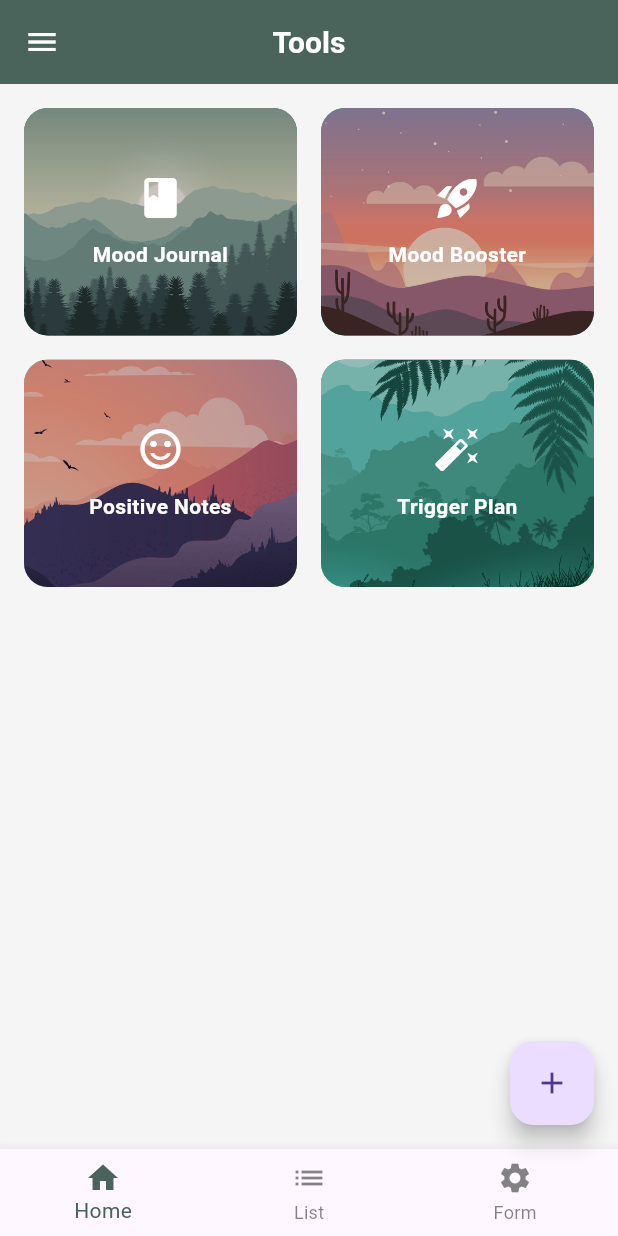
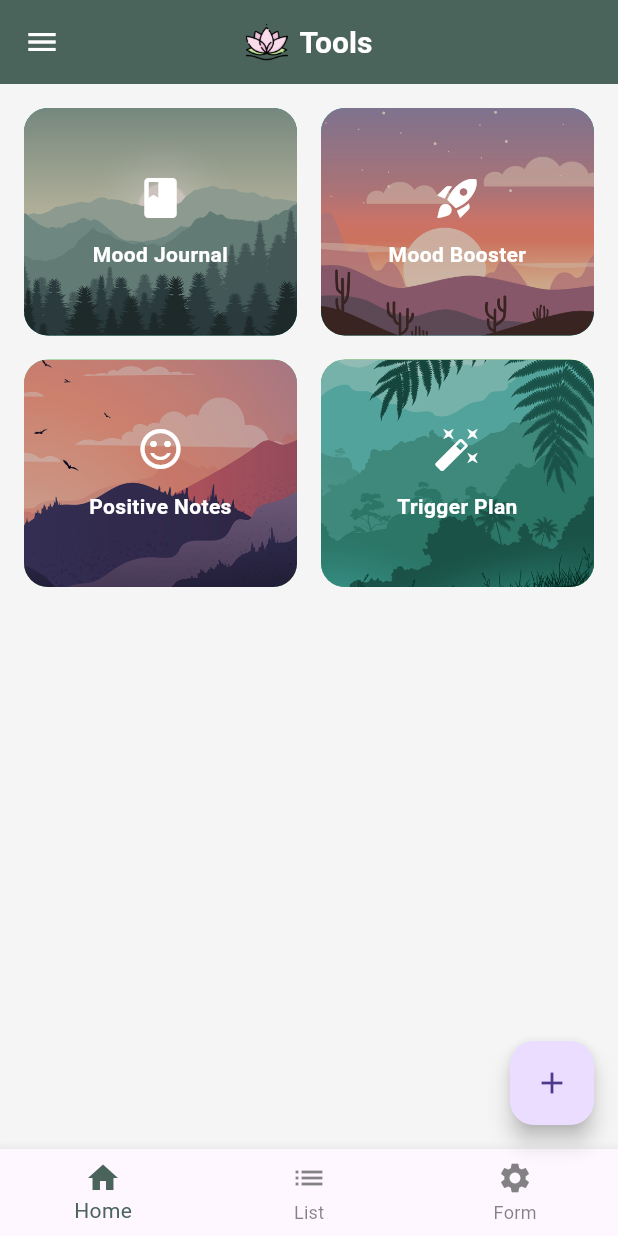
Before and after one commit to J0N4SrR/BRADEMO-PROJETO-BIMESTRAL, a Flutter app: the screen it shows after launch, after a tap on "Entrar", on a phone screen of 412 x 824 dp. Run offline on Flutter 3.47's test engine with Material 3 defaults, Android fonts, the phone set to English and light mode, and no system bars; our stand-ins replace flutter_svg; Roboto replaces fonts that are missing (Alegreya).

Commit message:
criação de passagem de parâmetros entre rotas

```diff
--- a/lib/screens/home_screen.dart
+++ /dev/null
@@ -1,18 +0,0 @@
-import 'package:flutter/material.dart';
-import 'package:projeto_bimestral/theme/app_theme.dart';
-import 'package:projeto_bimestral/screens/welcome_screen.dart';
-
-void main() => runApp(const MyApp());
-
-class MyApp extends StatelessWidget {
-  const MyApp({super.key});
-  @override
-  Widget build(BuildContext context) {
-    return MaterialApp(
-      title: 'Projeto Bimestral',
-      debugShowCheckedModeBanner: false,
-      theme: AppTheme.lightTheme,
-      home: const WelcomeScreen(),
-    );
-  }
-}
--- a/lib/screens/shell_screen.dart
+++ b/lib/screens/shell_screen.dart
@@ -9,9 +9,19 @@ class ShellScreen extends StatelessWidget {
   @override
   Widget build(BuildContext context) {
     final tools = ToolService.getTools();
+    final String? userName = ModalRoute.of(context)?.settings.arguments as String?;
 
     return Scaffold(
-      appBar: AppBar(title: const Text('Tools')),
+      appBar: AppBar(
+        title: Row(
+          mainAxisSize: MainAxisSize.min,
+          children: [
+            Image.asset('assets/images/lotus.png', height: 28),
+            const SizedBox(width: 8),
+            const Text('Tools'),
+          ],
+        ),
+      ),
       drawer: Drawer(
         child: ListView(
           padding: EdgeInsets.zero,
@@ -22,43 +32,38 @@ class ShellScreen extends StatelessWidget {
               ),
               child: Column(
                 crossAxisAlignment: CrossAxisAlignment.start,
-          children: const [
-            CircleAvatar(
+                children: [
+                  const CircleAvatar(
                     radius: 30,
                     backgroundImage: AssetImage('assets/images/user.png'),
                   ),
-            SizedBox(height: 12),
-            Text('Olá, Bem vindo!', style: TextStyle(color: Colors.white, fontSize: 18)),
+                  const SizedBox(height: 12),
+                  Text(
+                    'Olá, ${userName ?? 'Bem vindo'}! 🌷',
+                    style: const TextStyle(color: Colors.white, fontSize: 18),
+                  ),
                 ],
               ),
             ),
             ListTile(
               leading: const Icon(Icons.book),
               title: const Text('Mood Journal'),
-        onTap: () {
-          Navigator.pushNamed(context, Routes.moodJournal);
-        },
+              onTap: () => Navigator.pushNamed(context, Routes.moodJournal),
             ),
             ListTile(
               leading: const Icon(Icons.rocket_launch),
               title: const Text('Mood Booster'),
-        onTap: () {
-          Navigator.pushNamed(context, Routes.moodBooster);
-        },
+              onTap: () => Navigator.pushNamed(context, Routes.moodBooster),
             ),
             ListTile(
               leading: const Icon(Icons.sentiment_satisfied_alt),
               title: const Text('Positive Notes'),
-        onTap: () {
-          Navigator.pushNamed(context, Routes.positiveNotes);
-        },
+              onTap: () => Navigator.pushNamed(context, Routes.positiveNotes),
             ),
             ListTile(
               leading: const Icon(Icons.check_box),
               title: const Text('Trigger Plan'),
-        onTap: () {
-          Navigator.pushNamed(context, Routes.triggerPlan);
-        },
+              onTap: () => Navigator.pushNamed(context, Routes.triggerPlan),
             ),
             ListTile(
               leading: const Icon(Icons.grid_view),
@@ -68,7 +73,6 @@ class ShellScreen extends StatelessWidget {
                 Navigator.pushNamed(context, Routes.grid);
               },
             ),
-
             ListTile(
               leading: const Icon(Icons.list),
               title: const Text('Lista de Itens'),
@@ -82,10 +86,10 @@ class ShellScreen extends StatelessWidget {
           ],
         ),
       ),
-
       bottomNavigationBar: BottomNavigationBar(
         currentIndex: 0,
         onTap: (index) {
+          if (index == 0) Navigator.pushNamed(context, Routes.welcome);
           if (index == 1) Navigator.pushNamed(context, Routes.list);
           if (index == 2) Navigator.pushNamed(context, Routes.form);
         },
@@ -131,7 +135,6 @@ class ShellScreen extends StatelessWidget {
                     break;
                 }
               },
-
             );
           },
         ),
--- a/lib/screens/welcome_screen.dart
+++ b/lib/screens/welcome_screen.dart
@@ -9,11 +9,12 @@ class WelcomeScreen extends StatelessWidget {
 
   @override
   Widget build(BuildContext context) {
+    final nameController = TextEditingController();
+
     return Scaffold(
       body: Stack(
         fit: StackFit.expand,
         children: [
-          // Fundo com imagem + gradiente
           Image.asset(
             'assets/images/background_onboarding.png',
             fit: BoxFit.cover,
@@ -22,8 +23,8 @@ class WelcomeScreen extends StatelessWidget {
             decoration: BoxDecoration(
               gradient: LinearGradient(
                 colors: [
-                  AppColors.primary.withOpacity(0.8),
-                  AppColors.primary.withOpacity(0.3),
+                  AppColors.primary.withAlpha((0.8 * 255).toInt()),
+                  AppColors.primary.withAlpha((0.3 * 255).toInt()),
                   Colors.transparent,
                 ],
                 begin: Alignment.topCenter,
@@ -31,8 +32,6 @@ class WelcomeScreen extends StatelessWidget {
               ),
             ),
           ),
-
-          // Conteúdo central
           SafeArea(
             child: Center(
               child: Padding(
@@ -40,14 +39,11 @@ class WelcomeScreen extends StatelessWidget {
                 child: Column(
                   mainAxisSize: MainAxisSize.min,
                   children: [
-                    // Logo
                     SvgPicture.asset(
                       'assets/images/logo.svg',
                       height: 100,
                     ),
                     const SizedBox(height: 24),
-
-                    // Título
                     Text(
                       'Bem-vindo ao Nosso App',
                       style: AppTextStyles.headline2.copyWith(
@@ -57,7 +53,6 @@ class WelcomeScreen extends StatelessWidget {
                       textAlign: TextAlign.center,
                     ),
                     const SizedBox(height: 16),
-
                     Text(
                       'Projeto realizado pelos alunos Jonas Ribeiro da Rosa e Vinícius Pereira Costa,\ndo Curso de Análise e Desenvolvimento de Sistemas (IFSP – Campus Bragança Paulista),\ncomo requisito parcial da disciplina Desenvolvimento para Dispositivo Móvel,\nsob orientação do Prof. Luiz Gustavo Diniz de Oliveira Veras.',
                       style: AppTextStyles.bodyText1.copyWith(
@@ -67,13 +62,27 @@ class WelcomeScreen extends StatelessWidget {
                       ),
                       textAlign: TextAlign.center,
                     ),
-                    const SizedBox(height: 32),
-
+                    const SizedBox(height: 24),
+                    TextFormField(
+                      controller: nameController,
+                      decoration: const InputDecoration(
+                        labelText: 'Digite seu nome',
+                        filled: true,
+                        fillColor: Colors.white,
+                        border: OutlineInputBorder(),
+                      ),
+                    ),
+                    const SizedBox(height: 24),
                     SizedBox(
                       width: double.infinity,
                       child: ElevatedButton(
                         onPressed: () {
-                          Navigator.pushNamed(context, Routes.shell);
+                          final name = nameController.text.trim();
+                          Navigator.pushNamed(
+                            context,
+                            Routes.shell,
+                            arguments: name,
+                          );
                         },
                         child: const Text('Entrar'),
                       ),
--- a/lib/services/tool_service.dart
+++ b/lib/services/tool_service.dart
@@ -1,5 +1,5 @@
 import 'package:flutter/material.dart';
-import '../models/tool.dart'; // Caminho relativo para o modelo Tool
+import '../models/tool.dart';
 
 class ToolService {
   static List<Tool> getTools() {
--- a/lib/theme/app_theme.dart
+++ b/lib/theme/app_theme.dart
@@ -22,6 +22,7 @@ class AppTheme {
     elevatedButtonTheme: ElevatedButtonThemeData(
       style: ElevatedButton.styleFrom(
         backgroundColor: AppColors.accent,
+        foregroundColor: const Color.fromARGB(255, 255, 255, 255),
         textStyle: AppTextStyles.button,
         shape: RoundedRectangleBorder(
           borderRadius: BorderRadius.circular(8),
@@ -46,7 +47,8 @@ class AppTheme {
     ),
     bottomNavigationBarTheme: BottomNavigationBarThemeData(
       selectedItemColor: AppColors.primary,
-      unselectedItemColor: AppColors.textDark.withOpacity(0.6),
+      unselectedItemColor: AppColors.textDark.withAlpha((0.6 * 255).toInt()),
+
     ),
   );
 }
--- a/pubspec.yaml
+++ b/pubspec.yaml
@@ -56,7 +56,7 @@ flutter:
 
   assets:
     - assets/images/background_onboarding.png
-    - assets/images/logo.svg
+    - assets/images/lotus.png
     - assets/images/painting_forest.png
     - assets/images/mountaineers.png
     - assets/images/lovely_deserts.png
```
Also changed, not shown: assets/images/logo.svg (deleted), assets/images/lotus.png (added). Lines whose indentation alone changed are shown as unchanged.
